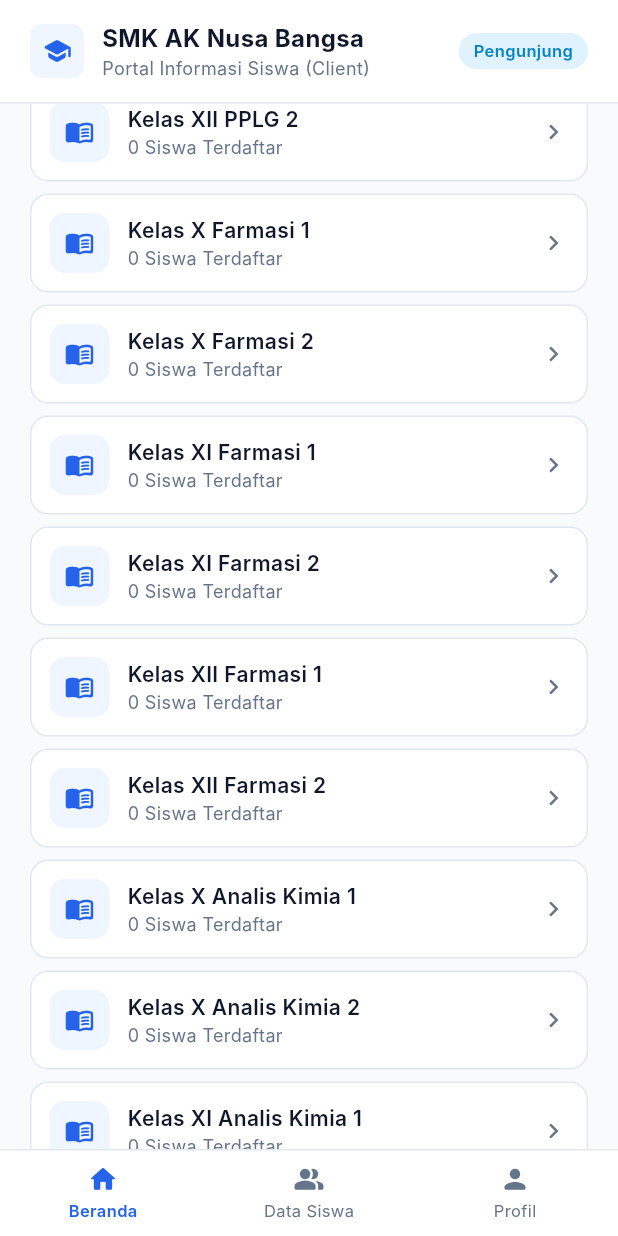
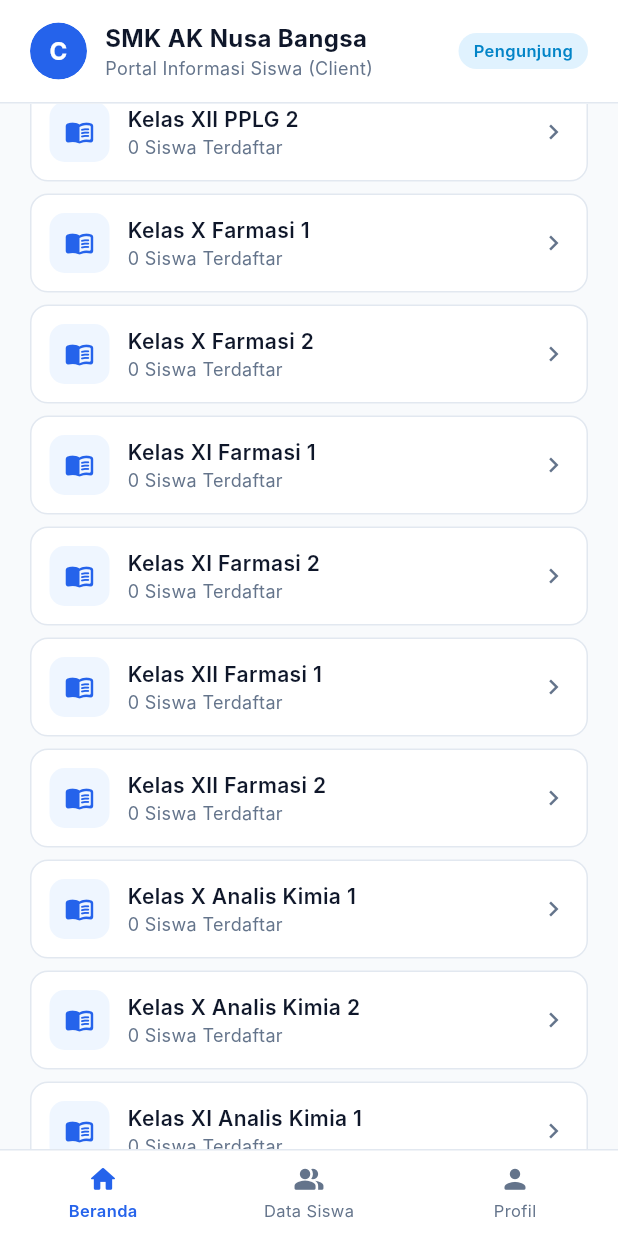
Before and after one commit to ibnu-anjang/Data-Management-Siswa, a Flutter app: the screen it shows once a user with an empty profile is signed in, scrolled down 576 dp, on a phone screen of 412 x 824 dp. Run offline on Flutter 3.47's test engine with Material 3 defaults, Android fonts, the phone set to English and light mode, and no system bars; our stand-ins replace cloud_firestore, firebase_auth, firebase_core, image_picker, pdf, printing; accounts and stored records are empty; Roboto replaces fonts that are missing (Inter).

Commit message:
feat: implement unified AppAvatar with instant initial-fallback on photo deletion for both user roles and students

```diff
--- a/frontend/lib/features/s02_client_home_screen.dart
+++ b/frontend/lib/features/s02_client_home_screen.dart
@@ -3,6 +3,7 @@ import '../app/theme/app_colors.dart';
 import '../core/state/app_state.dart';
 import '../shared/widgets/app_bottom_nav_bar.dart';
 import '../shared/widgets/app_buttons.dart';
+import '../shared/widgets/app_avatar.dart';
 
 class S02ClientHomeScreen extends StatelessWidget {
   final AppState appState;
@@ -34,28 +35,17 @@ class S02ClientHomeScreen extends StatelessWidget {
               ),
               child: Row(
                 children: [
-                  if (appState.userPhotoUrl.isNotEmpty) ...[
-                    ClipOval(
-                      child: Image.network(
-                        appState.userPhotoUrl,
-                        width: 36,
-                        height: 36,
-                        fit: BoxFit.cover,
-                      ),
-                    ),
-                    const SizedBox(width: 10),
-                  ] else ...[
-                    Container(
-                      width: 36,
-                      height: 36,
-                      decoration: BoxDecoration(
-                        color: AppColors.primaryLight,
-                        borderRadius: BorderRadius.circular(8),
-                      ),
-                      child: const Icon(Icons.school_rounded, color: AppColors.primary, size: 20),
-                    ),
-                    const SizedBox(width: 12),
-                  ],
+                  AppAvatar(
+                    name: appState.userName.isNotEmpty ? appState.userName : 'Client',
+                    photoUrl: appState.userPhotoUrl,
+                    size: 38,
+                    backgroundColor: AppColors.primary,
+                    textColor: Colors.white,
+                    fontSize: 16,
+                    showBorder: true,
+                    borderColor: AppColors.primary.withValues(alpha: 0.3),
+                  ),
+                  const SizedBox(width: 12),
                   Expanded(
                     child: Column(
                       crossAxisAlignment: CrossAxisAlignment.start,
--- /dev/null
+++ b/frontend/lib/shared/widgets/app_avatar.dart
@@ -0,0 +1,105 @@
+import 'package:flutter/material.dart';
+import '../../app/theme/app_colors.dart';
+
+/// Centralized, high-contrast avatar widget with seamless initial-fallback.
+/// When [photoUrl] is empty or fails to load, gracefully displays the capitalized initial letter.
+class AppAvatar extends StatelessWidget {
+  final String name;
+  final String photoUrl;
+  final double size;
+  final double? borderRadius;
+  final Color? backgroundColor;
+  final Color? textColor;
+  final double? fontSize;
+  final bool showBorder;
+  final Color? borderColor;
+  final double borderWidth;
+
+  const AppAvatar({
+    super.key,
+    required this.name,
+    this.photoUrl = '',
+    this.size = 40,
+    this.borderRadius,
+    this.backgroundColor,
+    this.textColor,
+    this.fontSize,
+    this.showBorder = false,
+    this.borderColor,
+    this.borderWidth = 1.5,
+  });
+
+  String get _initial {
+    final clean = name.trim();
+    if (clean.isEmpty) return 'S';
+    return clean[0].toUpperCase();
+  }
+
+  @override
+  Widget build(BuildContext context) {
+    final isDark = Theme.of(context).brightness == Brightness.dark;
+    final radius = borderRadius ?? (size / 2);
+    final bg = backgroundColor ?? (isDark ? AppColors.surfaceSubtleDark : AppColors.primaryLight);
+    final textCol = textColor ?? AppColors.primary;
+    final fSize = fontSize ?? (size * 0.42);
+
+    final avatarShape = ClipRRect(
+      borderRadius: BorderRadius.circular(radius),
+      child: Container(
+        width: size,
+        height: size,
+        decoration: BoxDecoration(
+          color: bg,
+          borderRadius: BorderRadius.circular(radius),
+          border: showBorder
+              ? Border.all(
+                  color: borderColor ?? AppColors.primary.withValues(alpha: 0.3),
+                  width: borderWidth,
+                )
+              : null,
+        ),
+        alignment: Alignment.center,
+        child: photoUrl.isNotEmpty
+            ? Image.network(
+                photoUrl,
+                width: size,
+                height: size,
+                fit: BoxFit.cover,
+                loadingBuilder: (context, child, loadingProgress) {
+                  if (loadingProgress == null) return child;
+                  return Container(
+                    color: bg,
+                    alignment: Alignment.center,
+                    child: SizedBox(
+                      width: size * 0.35,
+                      height: size * 0.35,
+                      child: CircularProgressIndicator(
+                        strokeWidth: 2,
+                        valueColor: AlwaysStoppedAnimation<Color>(textCol),
+                      ),
+                    ),
+                  );
+                },
+                errorBuilder: (context, error, stackTrace) => _buildInitial(fSize, textCol),
+              )
+            : _buildInitial(fSize, textCol),
+      ),
+    );
+
+    return avatarShape;
+  }
+
+  Widget _buildInitial(double fSize, Color textCol) {
+    return Center(
+      child: Text(
+        _initial,
+        style: TextStyle(
+          fontSize: fSize,
+          fontWeight: FontWeight.w700,
+          color: textCol,
+          height: 1.0,
+        ),
+      ),
+    );
+  }
+}
```
Also changed, not shown: frontend/lib/core/state/app_state.dart (+8 -0 lines), frontend/lib/features/s04_admin_dashboard_screen.dart (+12 -11 lines), frontend/lib/features/s09_profile_screen.dart (+26 -36 lines), frontend/lib/shared/modals/student_detail_modal.dart (+12 -54 lines), frontend/lib/shared/modals/student_form_modal.dart (+11 -17 lines), frontend/lib/shared/widgets/student_card.dart (+9 -47 lines), 1 other file.
